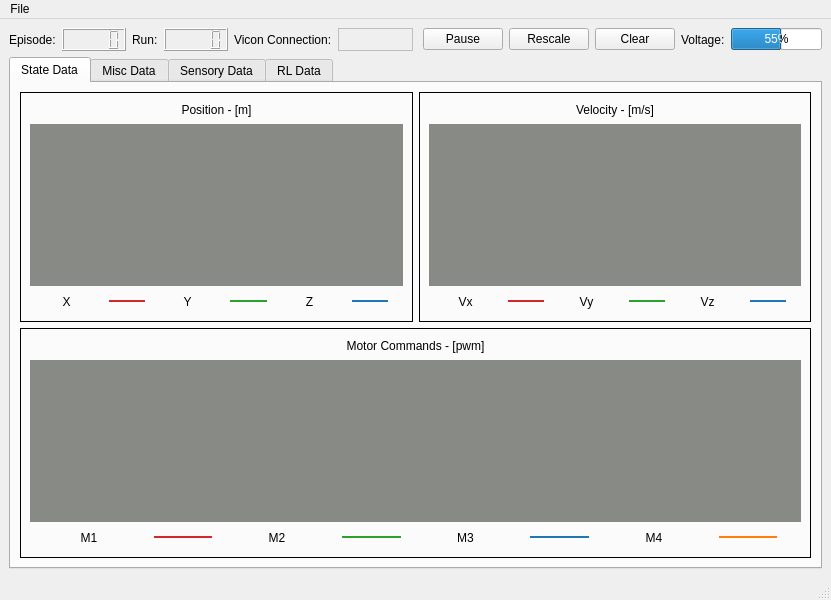
First picture: the form in crazyflie_sim_dashboard/DashboardWindow.ui, repository bhabas/sar_simulation, before the edit.
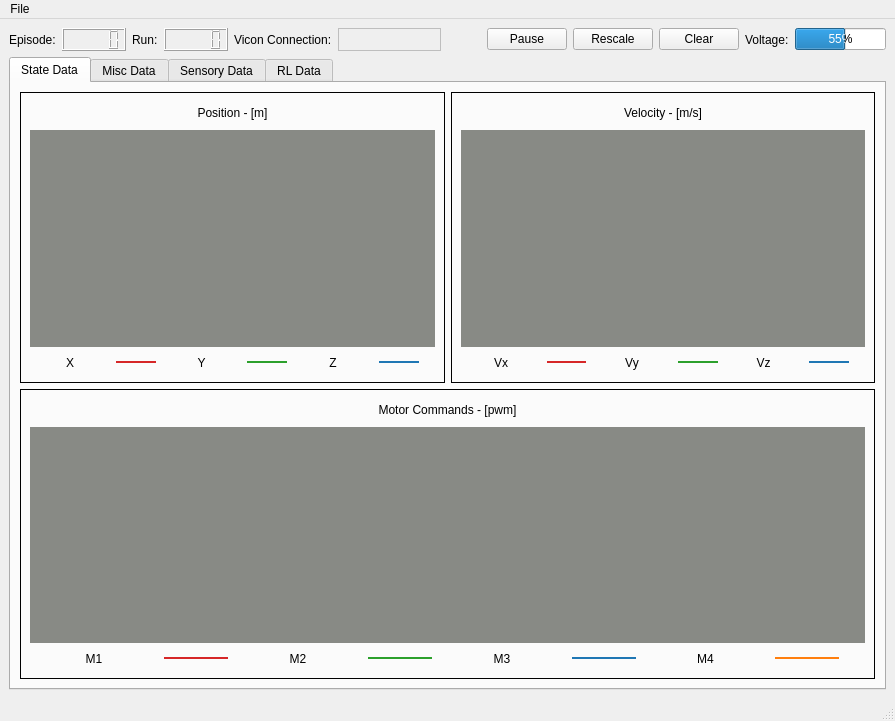
Second picture: the form after the edit. The open tabs and pages were chosen to show the change. Custom widgets are drawn as their Qt base class.

Commit message: Finished Dashboard Changes

Diff of the .ui file:
```diff
--- a/crazyflie_sim_dashboard/DashboardWindow.ui
+++ b/crazyflie_sim_dashboard/DashboardWindow.ui
@@ -6,8 +6,8 @@
    <rect>
     <x>0</x>
     <y>0</y>
-    <width>831</width>
-    <height>600</height>
+    <width>895</width>
+    <height>721</height>
    </rect>
   </property>
   <property name="windowTitle">
@@ -1388,7 +1388,7 @@
     <rect>
      <x>0</x>
      <y>0</y>
-     <width>831</width>
+     <width>895</width>
      <height>22</height>
     </rect>
    </property>
```
Left out of the diff: 42 changed lines with no effect on the pictures. The commit also changes 2 other files.
